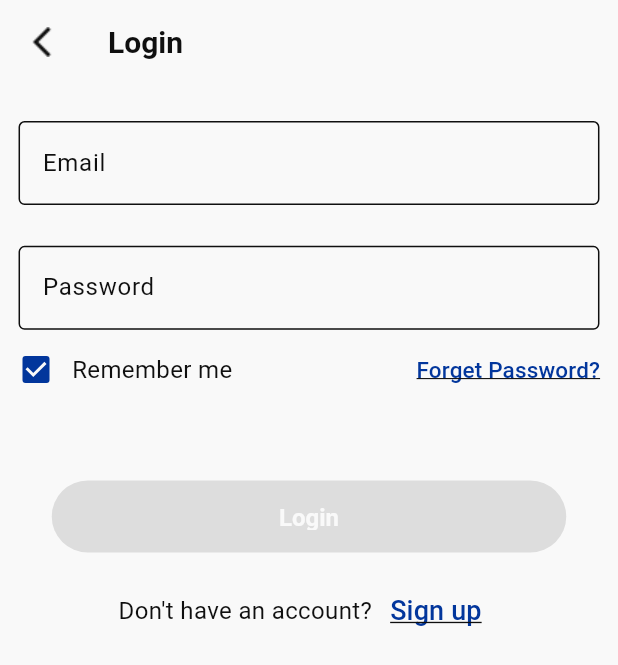
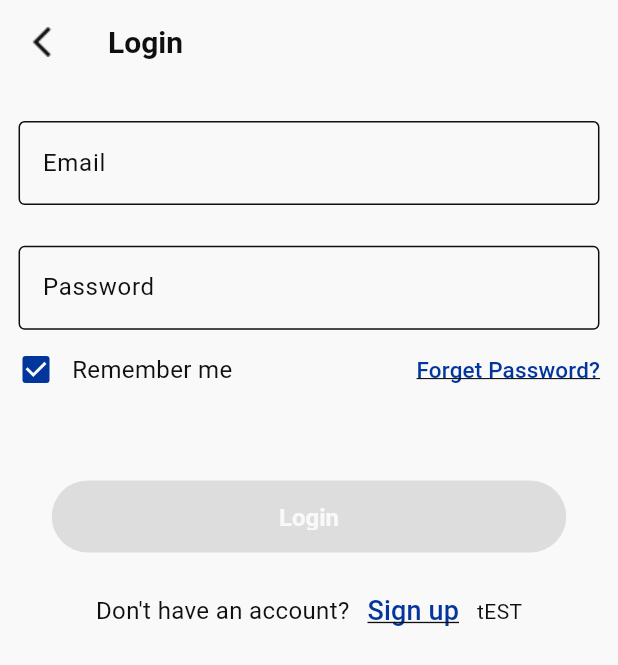
Before and after one commit to moyasser20/online_exam_app, a Flutter app: the screen it shows after launch, on a phone screen of 412 x 824 dp. Shown: the top 665 px of the screen. Run offline on Flutter 3.47's test engine with Material 3 defaults, Android fonts, the phone set to English and light mode, and no system bars.

```diff
--- a/lib/features/login/presentation/views/screens/login.dart
+++ b/lib/features/login/presentation/views/screens/login.dart
@@ -149,7 +149,8 @@ class _loginScreenState extends State<loginScreen> {
                     style: TextStyle(
                         decoration: TextDecoration.underline, fontSize: 18),
                   ),
-                )
+                ),
+                Text("tEST")
               ],
             )
           ],
```
